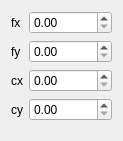
Before: the Qt Designer form widget/src/camera_intrinsics.ui in ros-industrial/industrial_calibration, drawn with Qt 5.
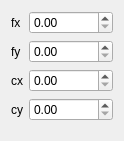
After: the same form once the commit is applied.

Patch:
```diff
--- a/widget/src/camera_intrinsics.ui
+++ b/widget/src/camera_intrinsics.ui
@@ -22,7 +22,11 @@
     </widget>
    </item>
    <item row="0" column="1">
-    <widget class="QDoubleSpinBox" name="fxDoubleSpinBox"/>
+    <widget class="QDoubleSpinBox" name="fxDoubleSpinBox">
+     <property name="maximum">
+      <double>1000000000.000000000000000</double>
+     </property>
+    </widget>
    </item>
    <item row="1" column="0">
     <widget class="QLabel" name="label_2">
@@ -32,7 +36,11 @@
     </widget>
    </item>
    <item row="1" column="1">
-    <widget class="QDoubleSpinBox" name="fyDoubleSpinBox"/>
+    <widget class="QDoubleSpinBox" name="fyDoubleSpinBox">
+     <property name="maximum">
+      <double>1000000000.000000000000000</double>
+     </property>
+    </widget>
    </item>
    <item row="2" column="0">
     <widget class="QLabel" name="label_3">
@@ -42,7 +50,11 @@
     </widget>
    </item>
    <item row="2" column="1">
-    <widget class="QDoubleSpinBox" name="cxDoubleSpinBox"/>
+    <widget class="QDoubleSpinBox" name="cxDoubleSpinBox">
+     <property name="maximum">
+      <double>1000000000.000000000000000</double>
+     </property>
+    </widget>
    </item>
    <item row="3" column="0">
     <widget class="QLabel" name="label_4">
@@ -52,7 +64,11 @@
     </widget>
    </item>
    <item row="3" column="1">
-    <widget class="QDoubleSpinBox" name="cyDoubleSpinBox"/>
+    <widget class="QDoubleSpinBox" name="cyDoubleSpinBox">
+     <property name="maximum">
+      <double>1000000000.000000000000000</double>
+     </property>
+    </widget>
    </item>
   </layout>
  </widget>
```
